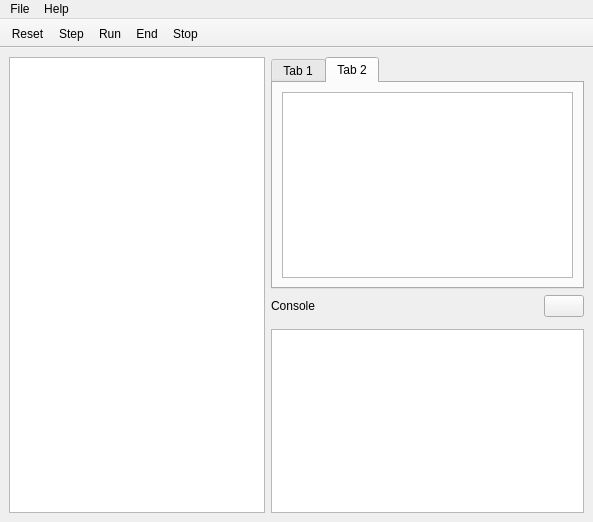
Old version of the form RV32I_emulator/mainwindow.ui in the repository alankuo04/rv32I-emulator.
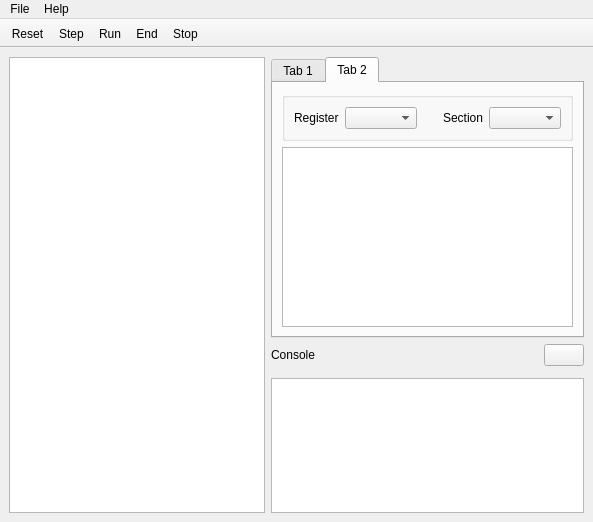
New version of the form. The open tabs and pages were chosen to show the change. Icons and pictures are not drawn.

Commit message: update the layout of mainwindow

```diff
--- a/RV32I_emulator/mainwindow.ui
+++ b/RV32I_emulator/mainwindow.ui
@@ -68,15 +68,70 @@
         <string>Tab 2</string>
        </attribute>
        <layout class="QGridLayout" name="gridLayout_3">
-        <item row="0" column="0">
+        <item row="1" column="0">
          <widget class="QTableView" name="MemoryList"/>
         </item>
+        <item row="0" column="0">
+         <widget class="QGroupBox" name="groupBox">
+          <property name="maximumSize">
+           <size>
+            <width>350</width>
+            <height>50</height>
+           </size>
+          </property>
+          <property name="title">
+           <string/>
+          </property>
+          <layout class="QHBoxLayout" name="horizontalLayout">
+           <item>
+            <widget class="QLabel" name="registerLabel">
+             <property name="text">
+              <string>Register</string>
+             </property>
+            </widget>
+           </item>
+           <item>
+            <widget class="QComboBox" name="gotoRegister"/>
+           </item>
+           <item>
+            <spacer name="verticalSpacer">
+             <property name="orientation">
+              <enum>Qt::Vertical</enum>
+             </property>
+             <property name="sizeHint" stdset="0">
+              <size>
+               <width>20</width>
+               <height>40</height>
+              </size>
+             </property>
+            </spacer>
+           </item>
+           <item>
+            <widget class="QLabel" name="sectionLabel">
+             <property name="text">
+              <string>Section</string>
+             </property>
+            </widget>
+           </item>
+           <item>
+            <widget class="QComboBox" name="gotoSection"/>
+           </item>
+          </layout>
+         </widget>
+        </item>
        </layout>
       </widget>
      </widget>
     </item>
     <item row="3" column="5" colspan="3">
-     <widget class="QTextBrowser" name="Console"/>
+     <widget class="QTextBrowser" name="Console">
+      <property name="maximumSize">
+       <size>
+        <width>16777215</width>
+        <height>150</height>
+       </size>
+      </property>
+     </widget>
     </item>
     <item row="1" column="7">
      <widget class="QPushButton" name="DeleteConsole">
```
Left out of the diff: 4 changed lines with no effect on the pictures. The commit also changes 1 other file.
